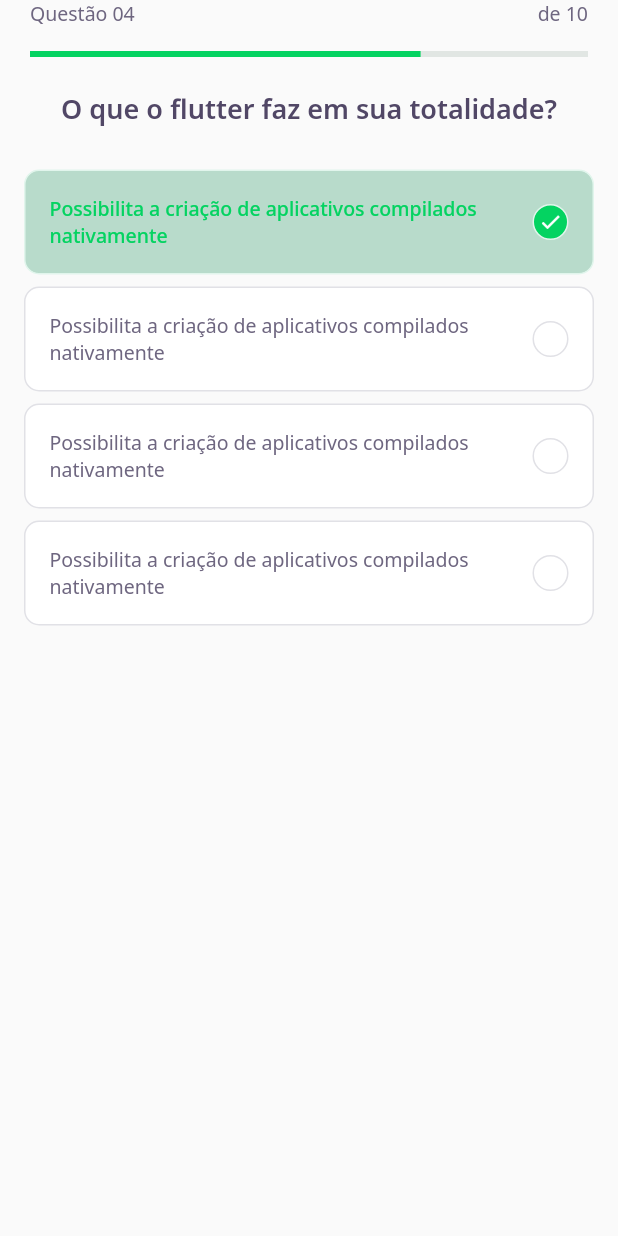
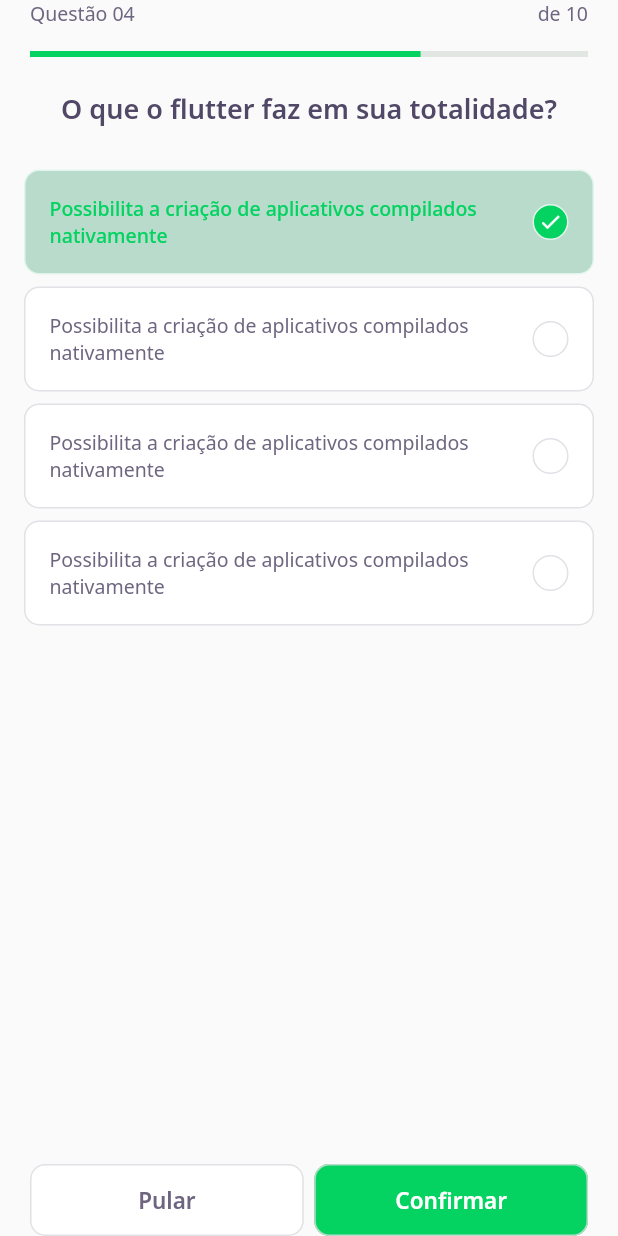
Before and after one commit to tecrodrigocastro/nlw05-flutter, a Flutter app: the ChallengePage screen opened directly, on a phone screen of 412 x 824 dp. Run offline on Flutter 3.47's test engine with Material 2 defaults, Android fonts, the phone set to English and light mode, and no system bars; our stand-ins replace google_fonts; accounts and stored records are empty.

Commit message:
Challenge button page

```diff
--- a/lib/challenge/challenge_page.dart
+++ b/lib/challenge/challenge_page.dart
@@ -1,4 +1,5 @@
 import 'package:DevQuiz/challenge/widgets/Question_indicator/question_indicator_widget.dart';
+import 'package:DevQuiz/challenge/widgets/next_button/next_button_widget.dart';
 import 'package:DevQuiz/challenge/widgets/quiz/quiz_widget.dart';
 import 'package:flutter/material.dart';
 
@@ -16,6 +17,28 @@ class _ChallengePageState extends State<ChallengePage> {
         child: SafeArea(top: true, child: QuestionIndicatorWidget()),
       ),
       body: QuizWidget(title: "O que o flutter faz em sua totalidade?"),
+      bottomNavigationBar: SafeArea(
+        bottom: true,
+        child: Padding(
+          padding: const EdgeInsets.symmetric(horizontal: 20),
+          child:
+              Row(mainAxisAlignment: MainAxisAlignment.spaceAround, children: [
+            Expanded(
+                child: NextButtonWidget.white(
+              label: "Pular",
+              onTap: () {},
+            )),
+            SizedBox(
+              width: 7,
+            ),
+            Expanded(
+                child: NextButtonWidget.green(
+              label: "Confirmar",
+              onTap: () {},
+            )),
+          ]),
+        ),
+      ),
     );
   }
 }
--- /dev/null
+++ b/lib/challenge/widgets/next_button/next_button_widget.dart
@@ -0,0 +1,56 @@
+import 'package:DevQuiz/core/core.dart';
+import 'package:flutter/material.dart';
+import 'package:google_fonts/google_fonts.dart';
+
+class NextButtonWidget extends StatelessWidget {
+  final String label;
+  final Color backgroundColor;
+  final Color fontColor;
+  final Color borderColor;
+  final VoidCallback onTap;
+  NextButtonWidget({
+    required this.label,
+    required this.backgroundColor,
+    required this.fontColor,
+    required this.borderColor,
+    required this.onTap,
+  });
+
+  NextButtonWidget.green({required String label, required VoidCallback onTap,})
+      : this.backgroundColor = AppColors.darkGreen,
+        this.fontColor = AppColors.white,
+        this.borderColor = AppColors.green,
+        this.onTap = onTap,
+        this.label = label;
+
+  NextButtonWidget.white({required String label, required VoidCallback onTap})
+      : this.backgroundColor = AppColors.white,
+        this.fontColor = AppColors.grey,
+        this.borderColor = AppColors.border,
+        this.onTap = onTap,
+        this.label = label;
+
+  @override
+  Widget build(BuildContext context) {
+    return Container(
+      height: 48,
+      child: TextButton(
+        style: ButtonStyle(
+          backgroundColor: MaterialStateProperty.all(backgroundColor),
+          shape: MaterialStateProperty.all(
+              RoundedRectangleBorder(borderRadius: BorderRadius.circular(10))),
+          side: MaterialStateProperty.all(BorderSide(color: borderColor)),
+        ),
+        onPressed: onTap,
+        child: Text(
+          label,
+          style: GoogleFonts.notoSans(
+            fontWeight: FontWeight.w600,
+            fontSize: 15,
+            color: fontColor,
+          ),
+        ),
+      ),
+    );
+  }
+}
--- a/lib/core/app_widget.dart
+++ b/lib/core/app_widget.dart
@@ -9,7 +9,7 @@ class AppWidget extends StatelessWidget {
   Widget build(BuildContext context) {
     return MaterialApp(
       title: "DevQuiz",
-      home: HomePage(),
+      home: ChallengePage(),
     );
   }
 }
```
